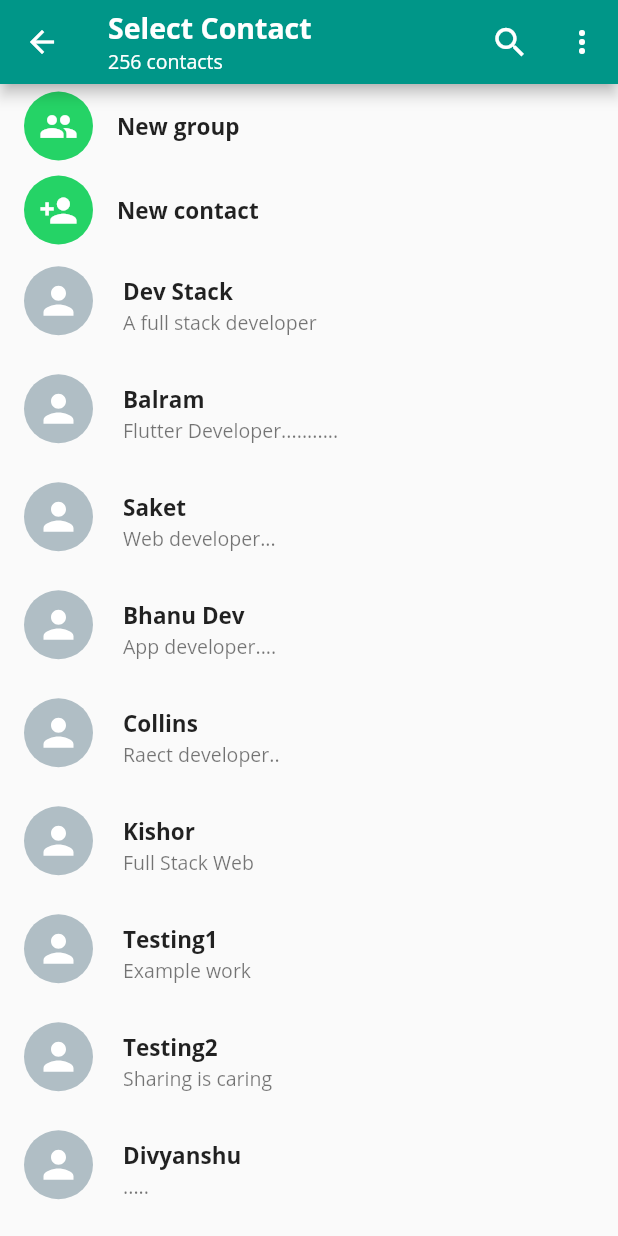
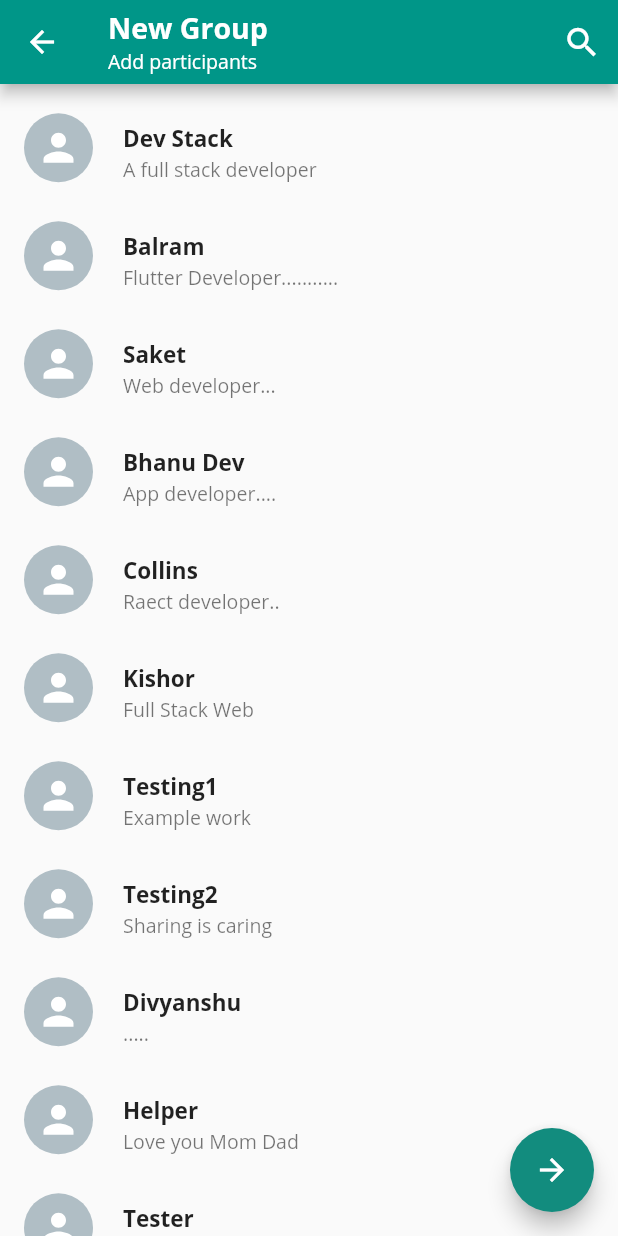
Before and after one commit to TawhidHassan/Fleutter-whatsApp-clone, a Flutter app: the SelectContact screen opened directly, after a tap on "New group", on a phone screen of 412 x 824 dp. Run offline on Flutter 3.47's test engine with Material 2 defaults, Android fonts, the phone set to English and light mode, and no system bars; our stand-ins replace flutter_svg; missing offline and left inert: emoji_picker.

Commit message:
Create New Group select contact

```diff
--- /dev/null
+++ b/lib/Screens/CreateGroup.dart
@@ -0,0 +1,96 @@
+import 'package:flutter/material.dart';
+import 'package:flutter_whatsapp_clone/CustomUi/ContactCard.dart';
+import 'package:flutter_whatsapp_clone/Model/ChatModel.dart';
+
+class CreateGroup extends StatefulWidget {
+  @override
+  _CreateGroupState createState() => _CreateGroupState();
+}
+
+class _CreateGroupState extends State<CreateGroup> {
+  List<ChatModel> contacts = [
+    ChatModel(name: "Dev Stack", status: "A full stack developer"),
+    ChatModel(name: "Balram", status: "Flutter Developer..........."),
+    ChatModel(name: "Saket", status: "Web developer..."),
+    ChatModel(name: "Bhanu Dev", status: "App developer...."),
+    ChatModel(name: "Collins", status: "Raect developer.."),
+    ChatModel(name: "Kishor", status: "Full Stack Web"),
+    ChatModel(name: "Testing1", status: "Example work"),
+    ChatModel(name: "Testing2", status: "Sharing is caring"),
+    ChatModel(name: "Divyanshu", status: "....."),
+    ChatModel(name: "Helper", status: "Love you Mom Dad"),
+    ChatModel(name: "Tester", status: "I find the bugs"),
+  ];
+  List<ChatModel> groupmember = [];
+
+  @override
+  Widget build(BuildContext context) {
+    return Scaffold(
+      appBar: AppBar(
+        title: Column(
+          mainAxisAlignment: MainAxisAlignment.start,
+          crossAxisAlignment: CrossAxisAlignment.start,
+          children: [
+            Text(
+              "New Group",
+              style: TextStyle(
+                fontSize: 19,
+                fontWeight: FontWeight.bold,
+              ),
+            ),
+            Text(
+              "Add participants",
+              style: TextStyle(
+                fontSize: 13,
+              ),
+            )
+          ],
+        ),
+        actions: [
+          IconButton(
+              icon: Icon(
+                Icons.search,
+                size: 26,
+              ),
+              onPressed: () {}),
+        ],
+      ),
+      floatingActionButton: FloatingActionButton(
+          backgroundColor: Color(0xFF128C7E),
+          onPressed: () {},
+          child: Icon(Icons.arrow_forward)
+      ),
+      body: Stack(
+        children: [
+          ListView.builder(
+              itemCount: contacts.length + 1,
+              itemBuilder: (context, index) {
+                if (index == 0) {
+                  return Container(
+                    height: groupmember.length > 0 ? 90 : 10,
+                  );
+                }
+                return InkWell(
+                  onTap: () {
+                    setState(() {
+                      if (contacts[index - 1].select == true) {
+                        groupmember.remove(contacts[index - 1]);
+                        contacts[index - 1].select = false;
+                      } else {
+                        groupmember.add(contacts[index - 1]);
+                        contacts[index - 1].select = true;
+                      }
+                    });
+                  },
+                  child:ContactCard(
+                    contact: contacts[index - 1],
+                  ),
+                );
+              }
+          )
+        ],
+      ),
+
+    );
+  }
+}
--- a/lib/Screens/SelectContactScreen.dart
+++ b/lib/Screens/SelectContactScreen.dart
@@ -2,6 +2,7 @@ import 'package:flutter/material.dart';
 import 'package:flutter_whatsapp_clone/CustomUi/ButtonCard.dart';
 import 'package:flutter_whatsapp_clone/CustomUi/ContactCard.dart';
 import 'package:flutter_whatsapp_clone/Model/ChatModel.dart';
+import 'package:flutter_whatsapp_clone/Screens/CreateGroup.dart';
 
 
 class SelectContact extends StatefulWidget {
@@ -90,7 +91,7 @@ class _SelectContactState extends State<SelectContact> {
               if (index == 0) {
                 return InkWell(
                   onTap: () {
-
+                    Navigator.push(context, MaterialPageRoute(builder: (builder)=>CreateGroup()));
                   },
                   child: ButtonCard(
                     icon: Icons.group,
```
